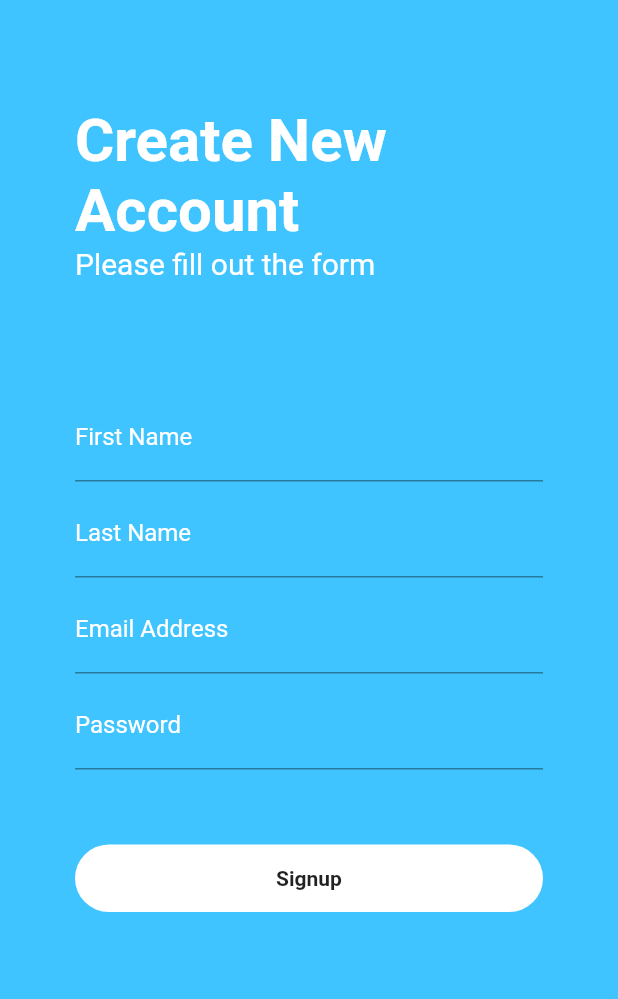
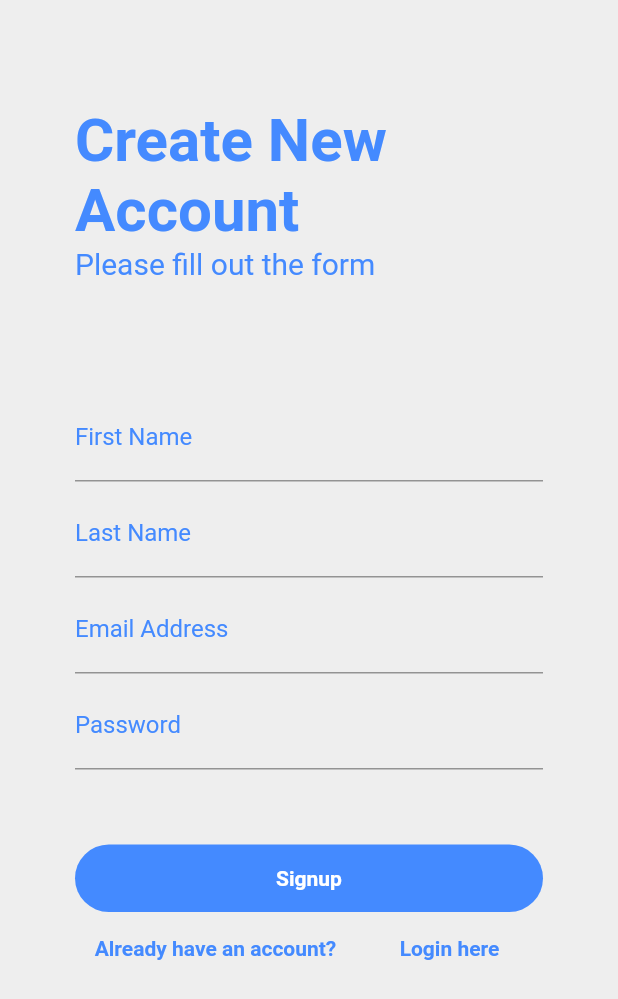
Before and after one commit to thuyn789/message_board_flutter, a Flutter app: the screen it shows after launch, after a tap on "Create New Account", on a phone screen of 412 x 824 dp. Shown: the top 999 px of the screen. Run offline on Flutter 3.47's test engine with Material 2 defaults, Android fonts, the phone set to English and light mode, and no system bars; our stand-ins replace cloud_firestore, firebase_auth, firebase_core, flutter_speed_dial, google_sign_in; accounts and stored records are empty; network calls fail.

Commit message:
Setup layout and created navigation drawer
Fix bugs

```diff
--- a/lib/app_services/login.dart
+++ b/lib/app_services/login.dart
@@ -1,8 +1,9 @@
+import 'package:firebase_auth/firebase_auth.dart';
+import 'package:flutter/material.dart';
+
 import 'package:message_board/app_services/signup.dart';
 import 'package:message_board/cloud_services/firebase_services.dart';
 import 'package:message_board/user_services/home.dart';
-import 'package:firebase_auth/firebase_auth.dart';
-import 'package:flutter/material.dart';
 
 class LoginPage extends StatefulWidget {
   @override
@@ -10,15 +11,17 @@ class LoginPage extends StatefulWidget {
 }
 
 class _LoginState extends State<LoginPage> {
-  TextEditingController _email = TextEditingController();
-  TextEditingController _password = TextEditingController();
+  final _email = TextEditingController();
+  final _password = TextEditingController();
+
+  bool _hideText = true;
 
   @override
   Widget build(BuildContext context) {
     return Scaffold(
       body: Container(
         padding: EdgeInsets.symmetric(vertical: 20, horizontal: 50),
-        decoration: BoxDecoration(color: Colors.lightBlueAccent),
+        decoration: BoxDecoration(color: Colors.grey[200]),
         child: ListView(
           children: <Widget>[
             SizedBox(height: 75),
@@ -27,7 +30,7 @@ class _LoginState extends State<LoginPage> {
               'Welcome',
               style: TextStyle(
                 fontSize: 40,
-                color: Colors.white,
+                color: Colors.blueAccent,
                 fontWeight: FontWeight.bold,
               ),
             ),
@@ -36,7 +39,7 @@ class _LoginState extends State<LoginPage> {
               'Please login to continue',
               style: TextStyle(
                 fontSize: 20,
-                color: Colors.white,
+                color: Colors.blueAccent,
               ),
             ),
             SizedBox(height: 75),
@@ -46,25 +49,31 @@ class _LoginState extends State<LoginPage> {
               decoration: InputDecoration(
                 hintText: 'name@email.com',
                 hintStyle: TextStyle(
-                  color: Colors.white,
+                  color: Colors.blueAccent,
                 ),
                 labelText: 'Email Address',
                 labelStyle: TextStyle(
-                  color: Colors.white,
+                  color: Colors.blueAccent,
                 ),
               ),
             ),
             SizedBox(height: 5),
             //Text field for password
             TextFormField(
-              obscureText: true,
+              obscureText: _hideText,
               controller: _password,
               decoration: InputDecoration(
-                labelText: 'Password',
-                labelStyle: TextStyle(
-                  color: Colors.white,
-                ),
-              ),
+                  labelText: 'Password',
+                  labelStyle: TextStyle(
+                    color: Colors.blueAccent,
+                  ),
+                  suffixIcon: IconButton(
+                      onPressed: () {
+                        setState(() {
+                          _hideText = !_hideText;
+                        });
+                      },
+                      icon: Icon(Icons.remove_red_eye))),
             ),
             SizedBox(height: 10),
             //Forgot password button
@@ -75,7 +84,12 @@ class _LoginState extends State<LoginPage> {
                     onPressed: () {
                       print('Forgot button clicked');
                     },
-                    child: Text('Forgot Password?')),
+                    child: Text(
+                      'Forgot Password?',
+                      style: TextStyle(
+                          fontWeight: FontWeight.bold,
+                          color: Colors.blueAccent),
+                    )),
               ],
             ),
             SizedBox(height: 15),
@@ -84,17 +98,16 @@ class _LoginState extends State<LoginPage> {
               height: 45,
               decoration: BoxDecoration(
                   borderRadius: BorderRadius.circular(25.0),
-                  color: Colors.white),
+                  color: Colors.orangeAccent[100]),
               child: MaterialButton(
                 //When clicked, the app will contact firebase for authentication
                 //using user's inputted login credential
                 onPressed: () async {
-                  //print('Login button clicked');
-                  bool successful = await AuthServices().login(_email.text, _password.text);
+                  bool successful = await AuthServices().login(_email.text.trim(), _password.text.trim());
                   if (successful) {
                     //when successful, navigate user to home page
-                    String accountType = await AuthServices().checkUser(FirebaseAuth.instance.currentUser!.uid);
-                    Navigator.pushReplacement(context, MaterialPageRoute(builder: (context) => HomePage()));
+                    Navigator.pushReplacement(context,
+                        MaterialPageRoute(builder: (context) => HomePage()));
                   } else {
                     //when not successful, popup alert
                     //and prompt user to try again
@@ -125,19 +138,23 @@ class _LoginState extends State<LoginPage> {
               height: 45,
               decoration: BoxDecoration(
                   borderRadius: BorderRadius.circular(25.0),
-                  color: Colors.red),
+                  color: Colors.red
+              ),
               child: MaterialButton(
                 //When clicked, the app will contact firebase for authentication
                 //using user's inputted login credential
                 onPressed: () async {
-                  //print('Login button clicked');
-                  await AuthServices().signInWithGoogle().then((UserCredential credential) {
-                    MaterialPageRoute(builder: (context) => HomePage());
+                  await AuthServices()
+                      .signInWithGoogle()
+                      .then((UserCredential credential) {
+                    Navigator.pushReplacement(context,
+                        MaterialPageRoute(builder: (context) => HomePage()));
                   });
                 },
                 child: Text(
                   'Login with Google',
-                  style: TextStyle(fontWeight: FontWeight.bold, color: Colors.white),
+                  style: TextStyle(
+                      fontWeight: FontWeight.bold, color: Colors.white),
                 ),
               ),
             ),
@@ -145,16 +162,23 @@ class _LoginState extends State<LoginPage> {
             Row(
               mainAxisAlignment: MainAxisAlignment.spaceAround,
               children: <Widget>[
-                Text('First Time to Fan App?'),
+                Text(
+                  'First Time to Fan App?',
+                  style: TextStyle(
+                      fontWeight: FontWeight.bold, color: Colors.blueAccent),
+                ),
                 MaterialButton(
                     onPressed: () {
-                      print('Signup button clicked');
                       Navigator.push(
                           context,
-                          MaterialPageRoute(
-                              builder: (context) => SignUpPage()));
+                          MaterialPageRoute(builder: (context) => SignUpPage()));
                     },
-                    child: Text('Create New Account')),
+                    child: Text(
+                      'Create New Account',
+                      style: TextStyle(
+                          fontWeight: FontWeight.bold,
+                          color: Colors.blueAccent),
+                    )),
               ],
             ),
           ],
--- a/lib/app_services/signup.dart
+++ b/lib/app_services/signup.dart
@@ -1,10 +1,9 @@
 import 'package:cloud_firestore/cloud_firestore.dart';
-import 'package:message_board/app_services/login.dart';
-import 'package:message_board/cloud_services/firebase_services.dart';
-import 'package:message_board/user_services/home.dart';
 import 'package:firebase_auth/firebase_auth.dart';
 import 'package:flutter/material.dart';
 
+import 'package:message_board/cloud_services/firebase_services.dart';
+import 'package:message_board/user_services/home.dart';
 import 'package:message_board/user.dart';
 
 class SignUpPage extends StatefulWidget {
@@ -23,7 +22,7 @@ class _SignUpPageState extends State<SignUpPage> {
     return Scaffold(
       body: Container(
         padding: EdgeInsets.symmetric(vertical: 20, horizontal: 50),
-        decoration: BoxDecoration(color: Colors.lightBlueAccent),
+        decoration: BoxDecoration(color: Colors.grey[200]),
         child: ListView(
           //crossAxisAlignment: CrossAxisAlignment.stretch,
           children: <Widget>[
@@ -32,7 +31,7 @@ class _SignUpPageState extends State<SignUpPage> {
               'Create New Account',
               style: TextStyle(
                 fontSize: 40,
-                color: Colors.white,
+                color: Colors.blueAccent,
                 fontWeight: FontWeight.bold,
               ),
             ),
@@ -40,7 +39,7 @@ class _SignUpPageState extends State<SignUpPage> {
               'Please fill out the form',
               style: TextStyle(
                 fontSize: 20,
-                color: Colors.white,
+                color: Colors.blueAccent,
               ),
             ),
             SizedBox(height: 75),
@@ -49,7 +48,7 @@ class _SignUpPageState extends State<SignUpPage> {
               decoration: InputDecoration(
                 labelText: 'First Name',
                 labelStyle: TextStyle(
-                  color: Colors.white,
+                  color: Colors.blueAccent,
                 ),
               ),
             ),
@@ -59,7 +58,7 @@ class _SignUpPageState extends State<SignUpPage> {
               decoration: InputDecoration(
                 labelText: 'Last Name',
                 labelStyle: TextStyle(
-                  color: Colors.white,
+                  color: Colors.blueAccent,
                 ),
               ),
             ),
@@ -69,11 +68,11 @@ class _SignUpPageState extends State<SignUpPage> {
               decoration: InputDecoration(
                 hintText: 'name@email.com',
                 hintStyle: TextStyle(
-                  color: Colors.white,
+                  color: Colors.blueAccent,
                 ),
                 labelText: 'Email Address',
                 labelStyle: TextStyle(
-                  color: Colors.white,
+                  color: Colors.blueAccent,
                 ),
               ),
             ),
@@ -84,7 +83,7 @@ class _SignUpPageState extends State<SignUpPage> {
               decoration: InputDecoration(
                 labelText: 'Password',
                 labelStyle: TextStyle(
-                  color: Colors.white,
+                  color: Colors.blueAccent,
                 ),
               ),
             ),
@@ -93,26 +92,15 @@ class _SignUpPageState extends State<SignUpPage> {
               height: 45,
               decoration: BoxDecoration(
                   borderRadius: BorderRadius.circular(25.0),
-                  color: Colors.white),
+                  color: Colors.blueAccent),
               child: MaterialButton(
                 onPressed: () async {
-                  //print('Signup button clicked');
                   bool successful = await AuthServices().signUp(
-                      _email.text.trim(),
-                      _password.text.trim()
-                  ).then((value) async {
-                    User? user = FirebaseAuth.instance.currentUser;
-                    await FirebaseFirestore.instance.collection("users").doc(user!.uid).set(
-                        {
-                          'user_id': user.uid.trim(),
-                          'first_name': _firstName.text.trim(),
-                          'last_name':  _lastName.text.trim(),
-                          'email': _email.text.trim(),
-                          'user_role': 'customer'.trim(),
-                          'reg_date_time': user.metadata.creationTime
-                        });
-                    return true;
-                  });
+                    _firstName.text.trim(),
+                    _lastName.text.trim(),
+                    _email.text.trim(),
+                    _password.text.trim(),
+                  );
                   if (successful) {
                     //when successful, navigate user to home page
                     Navigator.pushReplacement(context, MaterialPageRoute(builder: (context) => HomePage()));
@@ -137,9 +125,29 @@ class _SignUpPageState extends State<SignUpPage> {
                 },
                 child: Text(
                   'Signup',
-                  style: TextStyle(fontWeight: FontWeight.bold),
+                  style: TextStyle(fontWeight: FontWeight.bold, color: Colors.white),
                 ),
               ),
+            ),
+            Row(
+              mainAxisAlignment: MainAxisAlignment.spaceAround,
+              children: <Widget>[
+                Text(
+                  'Already have an account?',
+                  style: TextStyle(
+                      fontWeight: FontWeight.bold, color: Colors.blueAccent),
+                ),
+                MaterialButton(
+                    onPressed: () {
+                      Navigator.pop(context, true);
+                    },
+                    child: Text(
+                      'Login here',
+                      style: TextStyle(
+                          fontWeight: FontWeight.bold,
+                          color: Colors.blueAccent),
+                    )),
+              ],
             ),
           ],
         ),
--- a/lib/main.dart
+++ b/lib/main.dart
@@ -1,6 +1,7 @@
-import 'package:message_board/app_services/login.dart';
 import 'package:flutter/material.dart';
 import 'package:firebase_core/firebase_core.dart';
+
+import 'package:message_board/app_services/login.dart';
 
 void main() async {
   WidgetsFlutterBinding.ensureInitialized();
--- a/lib/user_services/user_profile.dart
+++ b/lib/user_services/user_profile.dart
@@ -1,7 +1,8 @@
+import 'package:flutter/material.dart';
+
 import 'package:message_board/app_services/login.dart';
 import 'package:message_board/user_services/home.dart';
 import 'package:message_board/user_services/user_profile.dart';
-import 'package:flutter/material.dart';
 
 class UserProfilePage extends StatefulWidget {
   @override
--- a/pubspec.yaml
+++ b/pubspec.yaml
@@ -40,7 +40,7 @@ dev_dependencies:
 
 #This is a configuration for splash screen for android and web app
 flutter_native_splash:
-  color: "#0096FF"
+  color: "#FFD180"
   image: images/loading_screen.png
   android: true
   web: true
```
Also changed, not shown: lib/app_services/navigation_drawer.dart (added, +150 -0 lines), lib/cloud_services/firebase_services.dart (+33 -38 lines), lib/user_services/home.dart (+34 -36 lines), 5 other files.
